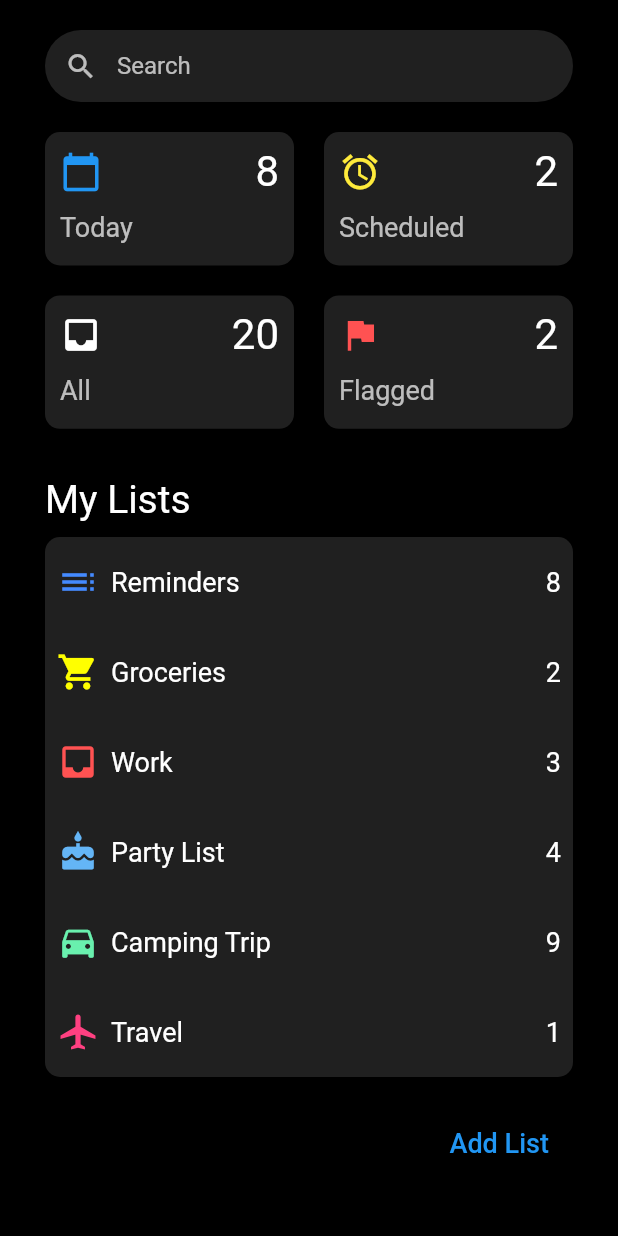
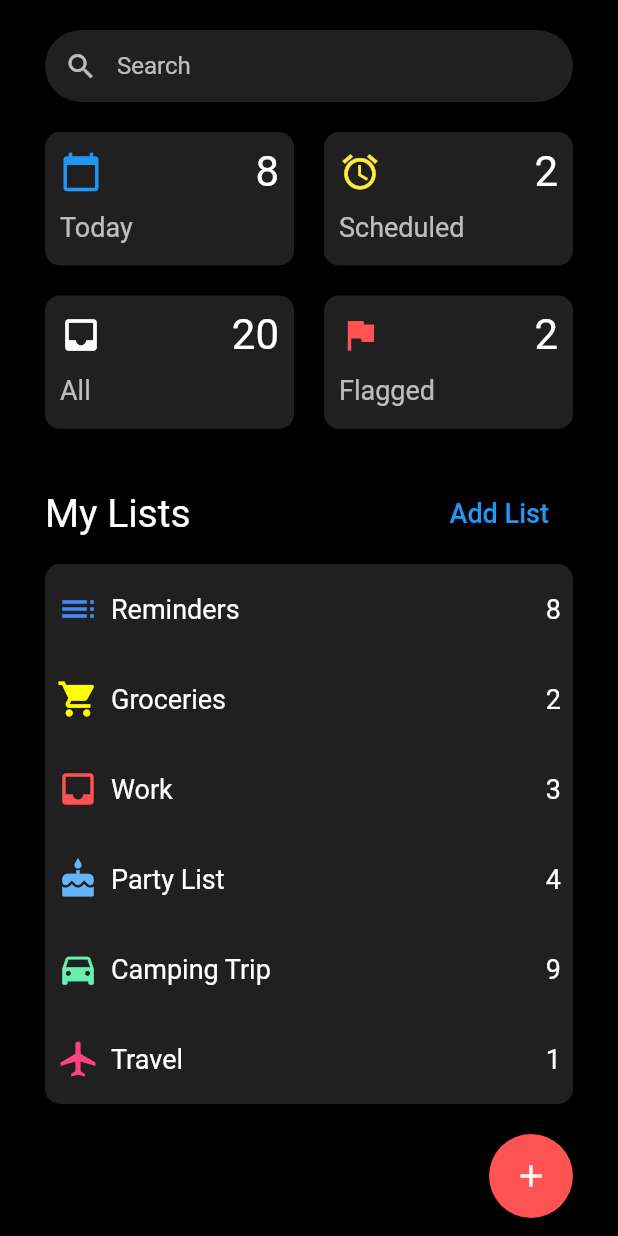
Before and after one commit to abhishekdewan101/FlutterTodo, a Flutter app: the screen it shows after launch, on a phone screen of 412 x 824 dp. Run offline on Flutter 3.47's test engine with Material 2 defaults, Android fonts, the phone set to English and light mode, and no system bars.

Commit message:
Added a new todo button

```diff
--- a/lib/ApplicationHome.dart
+++ b/lib/ApplicationHome.dart
@@ -1,7 +1,7 @@
 import 'package:flutter/cupertino.dart';
 import 'package:flutter/material.dart';
-import 'package:todoapplication/utils/TodoColors.dart';
-import 'package:todoapplication/widgets/AddListButtonWidget.dart';
+import 'package:todoapplication/AddTodoScreen.dart';
+import 'package:todoapplication/widgets/AddTodoButtonWidget.dart';
 import 'package:todoapplication/widgets/CategoryGridWidget.dart';
 import 'package:todoapplication/widgets/ListCategoriesWidget.dart';
 import 'package:todoapplication/widgets/SearchBarWidget.dart';
@@ -9,7 +9,6 @@ import 'package:todoapplication/widgets/SearchBarWidget.dart';
 class ApplicationHome extends StatelessWidget {
   @override
   Widget build(BuildContext context) {
-    // TODO: implement build
     return new Padding(
         padding: EdgeInsets.fromLTRB(30, 20, 30, 0),
         child: new ListView(
@@ -19,7 +18,7 @@ class ApplicationHome extends StatelessWidget {
                 new SearchBarWidget(),
                 new CategoryGridWidget(),
                 new ListCategoriesWidget(),
-                new AddListButtonWidget()
+                new AddTodoButtonWidget()
               ],
             ),
           ],
--- a/lib/widgets/AddListButtonWidget.dart
+++ b/lib/widgets/AddListButtonWidget.dart
@@ -6,11 +6,7 @@ import 'package:todoapplication/utils/TodoColors.dart';
 class AddListButtonWidget extends StatelessWidget {
   @override
   Widget build(BuildContext context) {
-    return new Padding(
-      padding: const EdgeInsets.fromLTRB(0, 20, 0, 20),
-      child: new Row(
-        children: <Widget>[
-          new FlatButton(
+    return new FlatButton(
       child: new Text("Add List",
           style: TextStyle(color: Colors.blue, fontSize: 18)),
       onPressed: () {
@@ -18,10 +14,6 @@ class AddListButtonWidget extends StatelessWidget {
             MaterialPageRoute(builder: (context) => AddListScreen()));
       },
       splashColor: TodoColors.searchBarBackgroundColor,
-          )
-        ],
-        mainAxisAlignment: MainAxisAlignment.end,
-      ),
     );
   }
 }
--- /dev/null
+++ b/lib/widgets/AddTodoButtonWidget.dart
@@ -0,0 +1,24 @@
+import 'package:flutter/material.dart';
+import 'package:flutter/widgets.dart';
+
+import '../AddTodoScreen.dart';
+
+class AddTodoButtonWidget extends StatelessWidget {
+  @override
+  Widget build(BuildContext context) {
+    return Align(
+      alignment: Alignment.bottomRight,
+      child: Padding(
+        padding: const EdgeInsets.fromLTRB(0, 20, 0, 0),
+        child: FloatingActionButton(
+          child: Icon(Icons.add),
+          backgroundColor: Colors.redAccent.shade200,
+          onPressed: () {
+            Navigator.push(context,
+                MaterialPageRoute(builder: (context) => AddTodoScreen()));
+          },
+        ),
+      ),
+    );
+  }
+}
--- a/lib/widgets/ListCategoriesWidget.dart
+++ b/lib/widgets/ListCategoriesWidget.dart
@@ -4,12 +4,17 @@ import 'package:flutter/cupertino.dart';
 import 'package:flutter/material.dart';
 import 'package:todoapplication/widgets/ListCategoryItemWidget.dart';
 
+import 'AddListButtonWidget.dart';
+
 class ListCategoriesWidget extends StatelessWidget {
   _buildReminderListHeading() {
     return Padding(
       padding: EdgeInsets.fromLTRB(0, 0, 0, 10),
-      child: new Row(mainAxisAlignment: MainAxisAlignment.start, children: [
-        Text("My Lists", style: TextStyle(color: Colors.white, fontSize: 26))
+      child: new Row(mainAxisAlignment: MainAxisAlignment.start,
+      children: [
+        Text("My Lists", style: TextStyle(color: Colors.white, fontSize: 26)),
+        Spacer(),
+        AddListButtonWidget()
       ]),
     );
   }
```
Also changed, not shown: lib/AddTodoScreen.dart (added, +24 -0 lines). Lines whose indentation alone changed are shown as unchanged.
